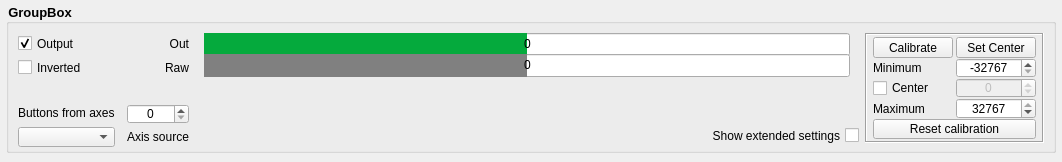
The window that src/widgets/axes/axes.ui (invictuscockpits/HOTASConfigurator) describes before a commit, drawn with Qt 5.
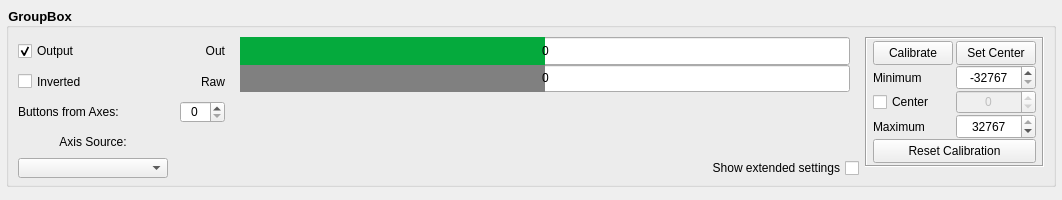
The same window after the commit. Custom widgets are drawn as their Qt base class.

Patch:
```diff
--- a/src/widgets/axes/axes.ui
+++ b/src/widgets/axes/axes.ui
@@ -10,7 +10,7 @@
     <x>0</x>
     <y>0</y>
     <width>1062</width>
-    <height>162</height>
+    <height>200</height>
    </rect>
   </property>
   <property name="windowTitle">
@@ -67,13 +67,13 @@
         <property name="minimumSize">
          <size>
           <width>0</width>
-          <height>0</height>
+          <height>180</height>
          </size>
         </property>
         <property name="maximumSize">
          <size>
           <width>16777215</width>
-          <height>150</height>
+          <height>180</height>
          </size>
         </property>
         <property name="font">
@@ -151,19 +151,6 @@
            </property>
           </widget>
          </item>
-         <item row="3" column="0">
-          <widget class="QLabel" name="label_3">
-           <property name="sizePolicy">
-            <sizepolicy hsizetype="Preferred" vsizetype="Minimum">
-             <horstretch>0</horstretch>
-             <verstretch>0</verstretch>
-            </sizepolicy>
-           </property>
-           <property name="text">
-            <string>Buttons from axes</string>
-           </property>
-          </widget>
-         </item>
          <item row="2" column="3" colspan="3">
           <widget class="AxesToButtonsSlider" name="widget_A2bSlider" native="true">
            <property name="enabled">
@@ -364,66 +351,12 @@
            </property>
           </widget>
          </item>
-         <item row="4" column="0">
-          <widget class="CenteredCBox" name="comboBox_AxisSource1">
-           <property name="sizePolicy">
-            <sizepolicy hsizetype="Minimum" vsizetype="Minimum">
-             <horstretch>0</horstretch>
-             <verstretch>0</verstretch>
-            </sizepolicy>
-           </property>
-           <property name="minimumSize">
-            <size>
-             <width>95</width>
-             <height>20</height>
-            </size>
-           </property>
-          </widget>
-         </item>
-         <item row="3" column="2">
-          <widget class="QSpinBox" name="spinBox_A2bCount">
-           <property name="sizePolicy">
-            <sizepolicy hsizetype="Minimum" vsizetype="Fixed">
-             <horstretch>0</horstretch>
-             <verstretch>0</verstretch>
-            </sizepolicy>
-           </property>
-           <property name="minimumSize">
-            <size>
-             <width>45</width>
-             <height>20</height>
-            </size>
-           </property>
-           <property name="alignment">
-            <set>Qt::AlignmentFlag::AlignCenter</set>
-           </property>
-           <property name="maximum">
-            <number>12</number>
-           </property>
-          </widget>
-         </item>
-         <item row="4" column="2">
-          <widget class="QLabel" name="text_axisSource">
-           <property name="minimumSize">
-            <size>
-             <width>0</width>
-             <height>20</height>
-            </size>
-           </property>
-           <property name="text">
-            <string>Axis source</string>
-           </property>
-           <property name="alignment">
-            <set>Qt::AlignmentFlag::AlignLeading|Qt::AlignmentFlag::AlignLeft|Qt::AlignmentFlag::AlignVCenter</set>
-           </property>
-          </widget>
-         </item>
          <item row="0" column="6">
           <widget class="QFrame" name="frame_4">
            <property name="minimumSize">
             <size>
              <width>155</width>
-             <height>110</height>
+             <height>130</height>
             </size>
            </property>
            <property name="frameShape">
@@ -610,13 +543,80 @@
                </sizepolicy>
               </property>
               <property name="text">
-               <string>Reset calibration</string>
+               <string>Reset Calibration</string>
               </property>
              </widget>
             </item>
            </layout>
           </widget>
          </item>
+         <item row="2" column="0">
+          <widget class="QLabel" name="label_3">
+           <property name="sizePolicy">
+            <sizepolicy hsizetype="Preferred" vsizetype="Minimum">
+             <horstretch>0</horstretch>
+             <verstretch>0</verstretch>
+            </sizepolicy>
+           </property>
+           <property name="text">
+            <string>Buttons from Axes:</string>
+           </property>
+          </widget>
+         </item>
+         <item row="2" column="2">
+          <widget class="QSpinBox" name="spinBox_A2bCount">
+           <property name="sizePolicy">
+            <sizepolicy hsizetype="Minimum" vsizetype="Fixed">
+             <horstretch>0</horstretch>
+             <verstretch>0</verstretch>
+            </sizepolicy>
+           </property>
+           <property name="minimumSize">
+            <size>
+             <width>45</width>
+             <height>20</height>
+            </size>
+           </property>
+           <property name="alignment">
+            <set>Qt::AlignmentFlag::AlignCenter</set>
+           </property>
+           <property name="maximum">
+            <number>12</number>
+           </property>
+          </widget>
+         </item>
+         <item row="4" column="0">
+          <widget class="CenteredCBox" name="comboBox_AxisSource1">
+           <property name="sizePolicy">
+            <sizepolicy hsizetype="Minimum" vsizetype="Minimum">
+             <horstretch>0</horstretch>
+             <verstretch>0</verstretch>
+            </sizepolicy>
+           </property>
+           <property name="minimumSize">
+            <size>
+             <width>150</width>
+             <height>20</height>
+            </size>
+           </property>
+          </widget>
+         </item>
+         <item row="3" column="0">
+          <widget class="QLabel" name="text_axisSource">
+           <property name="minimumSize">
+            <size>
+             <width>0</width>
+             <height>20</height>
+            </size>
+           </property>
+           <property name="text">
+            <string>Axis Source:</string>
+           </property>
+           <property name="alignment">
+            <set>Qt::AlignmentFlag::AlignCenter</set>
+           </property>
+          </widget>
+         </item>
         </layout>
        </widget>
       </item>
```
